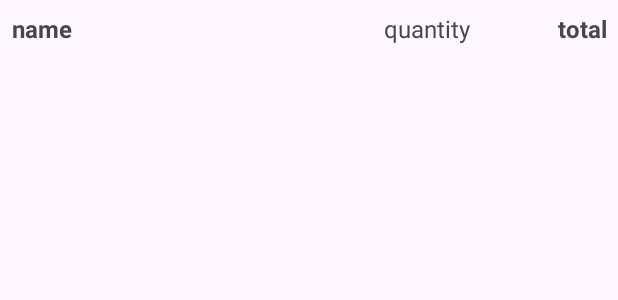
After one commit to Jia0705/Bossku, an Android app: the layout item_layout_detail.xml on its own in the app's theme, with its tools: preview values and no code run, on a phone screen of 412 x 824 dp. The commit adds this screen. Shown: the top 300 px of the screen. Run offline under Robolectric (Android 15) with nearby library versions, the phone set to English and light mode, and no system bars.

Commit message:
add item_layout (category, detail, item and ticket)

```diff
--- /dev/null
+++ b/app/src/main/res/layout/item_layout_detail.xml
@@ -0,0 +1,42 @@
+<?xml version="1.0" encoding="utf-8"?>
+<LinearLayout xmlns:android="http://schemas.android.com/apk/res/android"
+    android:id="@+id/llDetail"
+    android:layout_width="match_parent"
+    android:layout_height="wrap_content"
+    android:orientation="horizontal"
+    android:padding="@dimen/xs">
+
+    <!-- Name -->
+    <TextView
+        android:id="@+id/tvName"
+        android:layout_width="0dp"
+        android:layout_height="wrap_content"
+        android:layout_weight="3"
+        android:text="@string/name"
+        android:textSize="@dimen/tx_l"
+        android:textStyle="bold"
+        android:maxLines="1"
+        android:ellipsize="end" />
+
+    <!-- Quantity -->
+    <TextView
+        android:id="@+id/tvQty"
+        android:layout_width="0dp"
+        android:layout_height="wrap_content"
+        android:layout_weight="1"
+        android:gravity="center"
+        android:text="@string/quantity"
+        android:textSize="@dimen/tx_l" />
+
+    <!-- Total Price -->
+    <TextView
+        android:id="@+id/tvTotal"
+        android:layout_width="0dp"
+        android:layout_height="wrap_content"
+        android:layout_weight="1"
+        android:gravity="end"
+        android:text="@string/total"
+        android:textStyle="bold"
+        android:textSize="@dimen/tx_l" />
+
+</LinearLayout>
--- a/app/src/main/res/values/strings.xml
+++ b/app/src/main/res/values/strings.xml
@@ -2,4 +2,11 @@
     <string name="app_name">Bossku</string>
     <string name="home">Home</string>
     <string name="settings">Settings</string>
+    <string name="name">name</string>
+    <string name="category">category</string>
+    <string name="price">price</string>
+    <string name="ticketid">ticketId</string>
+    <string name="time">time</string>
+    <string name="total">total</string>
+    <string name="quantity">quantity</string>
 </resources>
```
Also changed, not shown: app/src/main/res/layout/item_layout_category.xml (added, +31 -0 lines), app/src/main/res/layout/item_layout_item.xml (added, +31 -0 lines), app/src/main/res/layout/item_layout_ticket.xml (added, +59 -0 lines).
